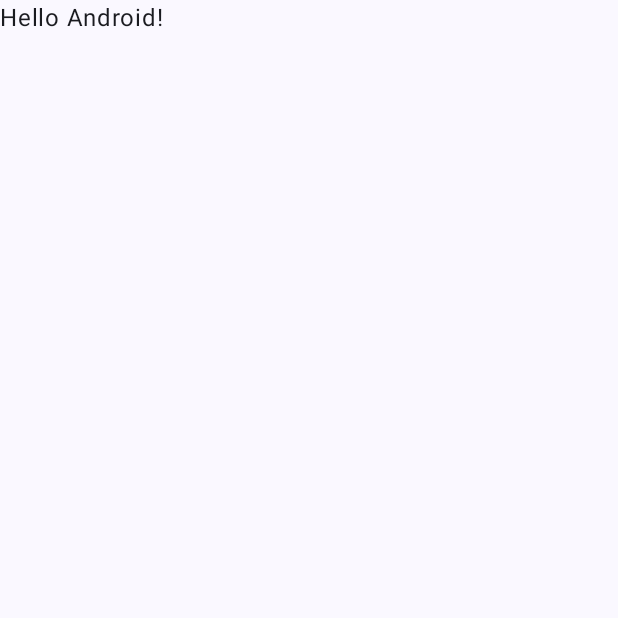
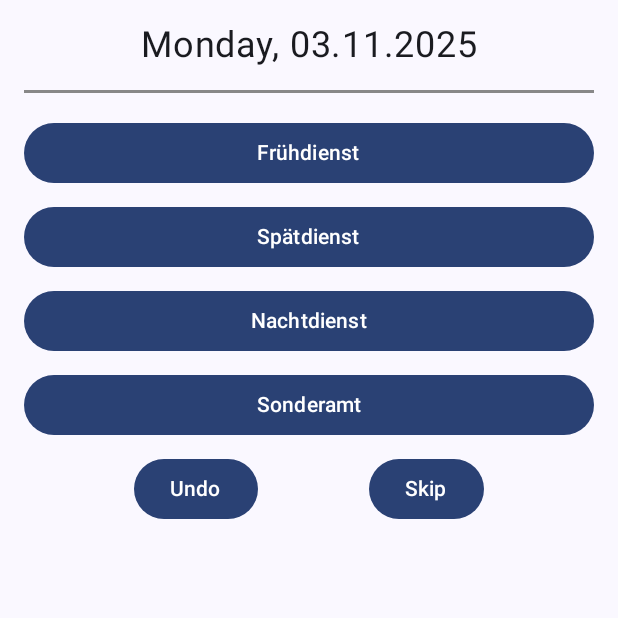
Before and after one commit to ede1998/shiftplanimporter, an Android app built with Jetpack Compose: the screen it shows after launch (MainActivity), on a phone screen of 412 x 824 dp, the top half of it. Before the commit the part shown is almost empty. Run offline under Robolectric (Android 15) with nearby library versions, the phone set to English and light mode, and no system bars.

Commit message:
feat: EnterShiftView

```diff
--- a/app/src/main/java/me/erik_hennig/shiftplanimporter/MainActivity.kt
+++ b/app/src/main/java/me/erik_hennig/shiftplanimporter/MainActivity.kt
@@ -7,11 +7,12 @@ import androidx.activity.enableEdgeToEdge
 import androidx.compose.foundation.layout.fillMaxSize
 import androidx.compose.foundation.layout.padding
 import androidx.compose.material3.Scaffold
-import androidx.compose.material3.Text
 import androidx.compose.runtime.Composable
 import androidx.compose.ui.Modifier
 import androidx.compose.ui.tooling.preview.Preview
+import me.erik_hennig.shiftplanimporter.ui.EnterShiftView
 import me.erik_hennig.shiftplanimporter.ui.theme.ShiftPlanImporterTheme
+import java.util.Date
 
 class MainActivity : ComponentActivity() {
     override fun onCreate(savedInstanceState: Bundle?) {
@@ -20,9 +21,12 @@ class MainActivity : ComponentActivity() {
         setContent {
             ShiftPlanImporterTheme {
                 Scaffold(modifier = Modifier.fillMaxSize()) { innerPadding ->
-                    Greeting(
-                        name = "Android",
-                        modifier = Modifier.padding(innerPadding)
+                    EnterShiftView(
+                        modifier = Modifier
+                            .padding(innerPadding)
+                            .fillMaxSize(),
+                        date = Date(),
+                        shifts = listOf("Frühdienst", "Spätdienst", "Nachtdienst", "Sonderamt")
                     )
                 }
             }
@@ -30,18 +34,18 @@ class MainActivity : ComponentActivity() {
     }
 }
 
-@Composable
-fun Greeting(name: String, modifier: Modifier = Modifier) {
-    Text(
-        text = "Hello $name!",
-        modifier = modifier
-    )
-}
-
 @Preview(showBackground = true)
 @Composable
-fun GreetingPreview() {
+fun MainActivityPreview() {
     ShiftPlanImporterTheme {
-        Greeting("Android")
+        Scaffold(modifier = Modifier.fillMaxSize()) { innerPadding ->
+            EnterShiftView(
+                modifier = Modifier
+                    .padding(innerPadding)
+                    .fillMaxSize(),
+                date = Date(),
+                shifts = listOf("Frühdienst", "Spätdienst", "Nachtdienst", "Sonderamt")
+            )
+        }
     }
 }
--- /dev/null
+++ b/app/src/main/java/me/erik_hennig/shiftplanimporter/ui/EnterShiftView.kt
@@ -0,0 +1,74 @@
+package me.erik_hennig.shiftplanimporter.ui
+
+import androidx.compose.foundation.layout.Arrangement
+import androidx.compose.foundation.layout.Column
+import androidx.compose.foundation.layout.Row
+import androidx.compose.foundation.layout.fillMaxWidth
+import androidx.compose.foundation.layout.padding
+import androidx.compose.material3.Button
+import androidx.compose.material3.HorizontalDivider
+import androidx.compose.material3.Text
+import androidx.compose.runtime.Composable
+import androidx.compose.ui.Alignment
+import androidx.compose.ui.Modifier
+import androidx.compose.ui.graphics.Color
+import androidx.compose.ui.tooling.preview.Preview
+import androidx.compose.ui.unit.dp
+import androidx.compose.ui.unit.sp
+import me.erik_hennig.shiftplanimporter.ui.theme.ShiftPlanImporterTheme
+import java.text.SimpleDateFormat
+import java.util.Date
+import java.util.Locale
+
+@Composable
+fun EnterShiftView(
+    modifier: Modifier = Modifier,
+    date: Date,
+    shifts: List<String>
+) {
+    val dateFormat = SimpleDateFormat("EEEE, dd.MM.yyyy", Locale.getDefault())
+    val currentDate = dateFormat.format(date)
+
+    Column(
+        modifier = modifier.padding(16.dp),
+        horizontalAlignment = Alignment.CenterHorizontally,
+        verticalArrangement = Arrangement.spacedBy(8.dp)
+    ) {
+        Text(text = currentDate, fontSize = 24.sp)
+        HorizontalDivider(
+            modifier = Modifier.padding(vertical = 8.dp),
+            thickness = 2.dp,
+            color = Color.Gray
+        )
+        shifts.forEach { shift ->
+            Button(
+                onClick = { /* TODO */ },
+                modifier = Modifier.fillMaxWidth()
+            ) {
+                Text(text = shift)
+            }
+        }
+        Row(
+            modifier = Modifier.fillMaxWidth(),
+            horizontalArrangement = Arrangement.SpaceEvenly
+        ) {
+            Button(onClick = { /* TODO */ }) {
+                Text(text = "Undo")
+            }
+            Button(onClick = { /* TODO */ }) {
+                Text(text = "Skip")
+            }
+        }
+    }
+}
+
+@Preview(showBackground = true)
+@Composable
+fun EnterShiftViewPreview() {
+    ShiftPlanImporterTheme {
+        EnterShiftView(
+            date = Date(),
+            shifts = listOf("Frühdienst", "Spätdienst", "Nachtdienst", "Sonderamt")
+        )
+    }
+}
```
